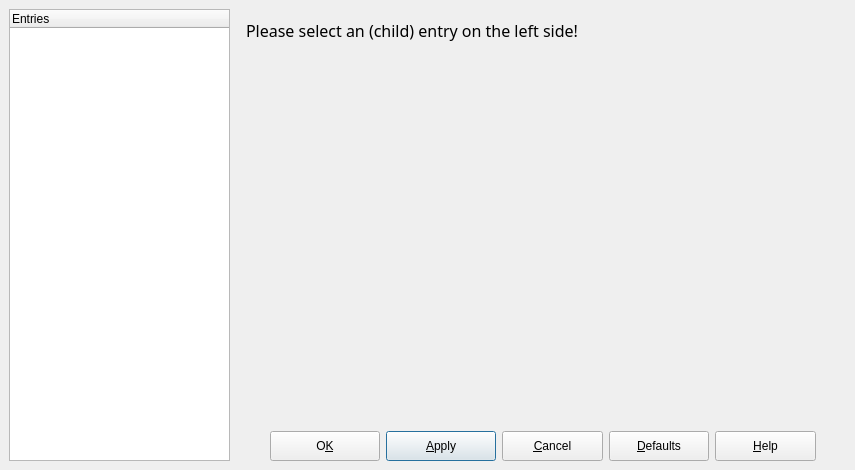
The window that source/VIEW/DIALOGS/preferences.ui (BALL-Project/ball) describes before a commit, drawn with Qt 5.
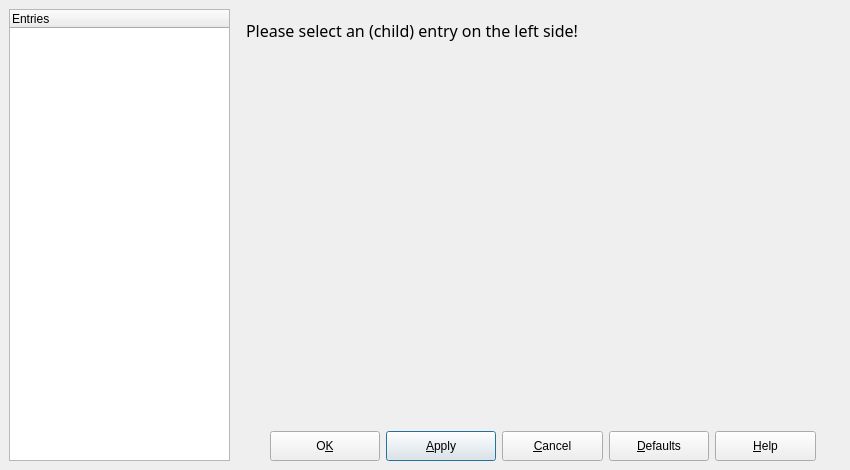
The same window after the commit.

Commit message:
Fixed the "empty" apply button in the preference dialog.
The ok button know applies the changes and closes the dialog.
The apply button only applies and remains open/shown.

```diff
--- a/source/VIEW/DIALOGS/preferences.ui
+++ b/source/VIEW/DIALOGS/preferences.ui
@@ -1,6 +1,14 @@
 <ui version="4.0" >
  <class>PreferencesData</class>
  <widget class="QDialog" name="PreferencesData" >
+  <property name="geometry" >
+   <rect>
+    <x>0</x>
+    <y>0</y>
+    <width>850</width>
+    <height>470</height>
+   </rect>
+  </property>
   <property name="sizePolicy" >
    <sizepolicy>
     <hsizetype>0</hsizetype>
```
Left out of the diff: 3 changed lines with no effect on the pictures. The commit also changes 3 other files.
